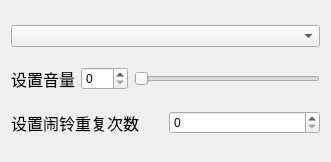
The window that Components/soundscontrolpanel.ui (lin-gu/Pomofocus) describes before a commit, drawn with Qt 5.
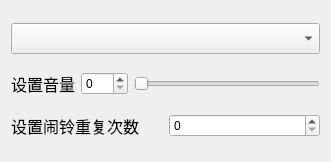
The same window after the commit.

Commit message: Add font in resources

The edit to the form file:
```diff
--- a/Components/soundscontrolpanel.ui
+++ b/Components/soundscontrolpanel.ui
@@ -20,7 +20,7 @@
       <widget class="QLabel" name="labelVolume">
        <property name="font">
         <font>
-         <family>Hannotate SC</family>
+         <family>Yuppy SC</family>
          <pointsize>12</pointsize>
          <weight>50</weight>
          <bold>false</bold>
@@ -56,7 +56,7 @@
       <widget class="QLabel" name="repeatLabel">
        <property name="font">
         <font>
-         <family>Hannotate SC</family>
+         <family>Yuppy SC</family>
          <pointsize>12</pointsize>
          <weight>50</weight>
          <bold>false</bold>
@@ -77,7 +77,14 @@
     </layout>
    </item>
    <item row="0" column="0">
-    <widget class="QComboBox" name="soundsSelectBox"/>
+    <widget class="QComboBox" name="soundsSelectBox">
+     <property name="font">
+      <font>
+       <family>Yuppy SC</family>
+       <pointsize>12</pointsize>
+      </font>
+     </property>
+    </widget>
    </item>
   </layout>
  </widget>
```
The commit also changes 5 other files.
